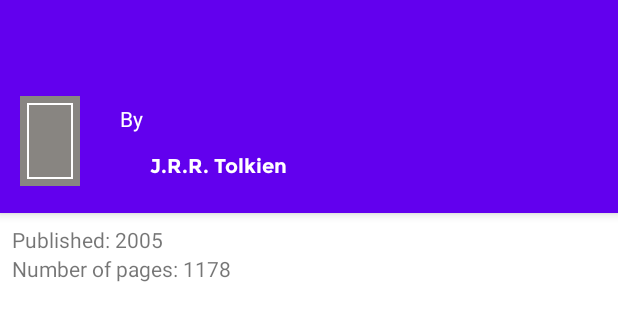
After one commit to Candy98/Book-Man-By-Sandy, an Android app: the layout fragment_book_details.xml on its own in the app's theme, with its tools: preview values and no code run, on a phone screen of 412 x 824 dp. The commit adds this screen. Shown: the top 321 px of the screen. Run offline under Robolectric (Android 15) with nearby library versions, the phone set to English and light mode, and no system bars.

Commit message:
Book details complete

```diff
--- /dev/null
+++ b/app/src/main/res/layout/fragment_book_details.xml
@@ -0,0 +1,106 @@
+<?xml version="1.0" encoding="utf-8"?>
+<androidx.coordinatorlayout.widget.CoordinatorLayout xmlns:android="http://schemas.android.com/apk/res/android"
+    xmlns:app="http://schemas.android.com/apk/res-auto"
+    xmlns:tools="http://schemas.android.com/tools"
+    android:layout_width="match_parent"
+    android:layout_height="match_parent"
+    tools:context=".ui.book_details.BookDetailsFragment">
+
+    <com.google.android.material.appbar.AppBarLayout
+        android:layout_width="match_parent"
+        android:layout_height="wrap_content">
+
+        <RelativeLayout
+            android:layout_width="match_parent"
+            android:layout_height="wrap_content"
+            android:theme="@style/AppTheme.AppBarOverlay">
+
+            <androidx.appcompat.widget.Toolbar
+                android:id="@+id/toolbar"
+                android:layout_width="match_parent"
+                android:layout_height="wrap_content"
+                android:theme="@style/AppTheme.AppBarOverlay"
+                app:layout_collapseMode="pin"
+                tools:title="The Lord of the Rings" />
+
+            <ImageView
+                android:id="@+id/ivCover"
+                android:layout_width="wrap_content"
+                android:layout_height="wrap_content"
+                android:layout_below="@id/toolbar"
+                android:layout_marginStart="@dimen/_10sdp"
+                android:layout_marginTop="8dp"
+                android:layout_marginEnd="@dimen/_10sdp"
+                android:contentDescription="@string/book_cover"
+                android:paddingBottom="@dimen/_5sdp"
+                android:scaleType="centerInside"
+                tools:src="@drawable/book_cover_missing" />
+
+            <TextView
+                android:id="@+id/tvAuthorsLabel"
+                style="@style/TextAppearance.AppBar"
+                android:layout_width="wrap_content"
+                android:layout_height="wrap_content"
+                android:layout_below="@id/toolbar"
+                android:layout_marginStart="@dimen/_10sdp"
+                android:layout_marginTop="@dimen/_10sdp"
+                android:layout_toEndOf="@+id/ivCover"
+                android:text="@string/by"
+                app:layout_constraintStart_toEndOf="@+id/ivCover"
+                app:layout_constraintTop_toBottomOf="@+id/toolbar" />
+
+            <androidx.recyclerview.widget.RecyclerView
+                android:id="@+id/rvAuthors"
+                android:layout_width="wrap_content"
+                android:layout_height="wrap_content"
+                android:layout_below="@+id/tvAuthorsLabel"
+                android:layout_alignStart="@+id/tvAuthorsLabel"
+                android:layout_alignParentEnd="true"
+                android:layout_marginStart="@dimen/_10sdp"
+                android:layout_marginTop="@dimen/_5sdp"
+                android:layout_marginEnd="@dimen/_5sdp"
+                android:nestedScrollingEnabled="false"
+                android:scrollbars="none"
+                app:layoutManager="androidx.recyclerview.widget.LinearLayoutManager"
+                tools:itemCount="1"
+                tools:listitem="@layout/item_author" />
+
+            <View
+                android:layout_width="wrap_content"
+                android:layout_height="16dp"
+                android:layout_below="@+id/rvAuthors" />
+
+        </RelativeLayout>
+
+    </com.google.android.material.appbar.AppBarLayout>
+
+    <androidx.core.widget.NestedScrollView
+        android:id="@+id/rvEditions"
+        android:layout_width="match_parent"
+        android:layout_height="match_parent"
+        app:layoutManager="LinearLayoutManager"
+        app:layout_behavior="@string/appbar_scrolling_view_behavior">
+
+        <LinearLayout
+            android:layout_width="match_parent"
+            android:layout_height="wrap_content"
+            android:orientation="vertical"
+            android:padding="8dp">
+
+            <TextView
+                android:id="@+id/tvPublishedYear"
+                android:layout_width="match_parent"
+                android:layout_height="wrap_content"
+                tools:text="Published: 2005" />
+
+            <TextView
+                android:id="@+id/tvNumberOfPages"
+                android:layout_width="match_parent"
+                android:layout_height="wrap_content"
+                tools:text="Number of pages: 1178" />
+
+        </LinearLayout>
+
+    </androidx.core.widget.NestedScrollView>
+
+</androidx.coordinatorlayout.widget.CoordinatorLayout>
--- a/app/src/main/res/layout/fragment_work_details.xml
+++ b/app/src/main/res/layout/fragment_work_details.xml
@@ -42,6 +42,8 @@
           android:layout_width="wrap_content"
           android:layout_height="wrap_content"
           android:layout_below="@id/toolbar"
+          android:textSize="@dimen/_12ssp"
+          android:fontFamily="@font/montserrat_regular"
           android:layout_marginStart="@dimen/_10sdp"
           android:layout_marginLeft="@dimen/_10sdp"
           android:layout_marginTop="@dimen/_5sdp"
@@ -71,6 +73,8 @@
           android:layout_width="match_parent"
           android:layout_height="wrap_content"
           android:layout_below="@+id/rvAuthors"
+          android:textSize="@dimen/_12ssp"
+          android:fontFamily="@font/montserrat_regular"
           android:layout_alignParentBottom="true"
           android:gravity="end"
           android:paddingStart="@dimen/_5sdp"
--- a/app/src/main/res/values/strings.xml
+++ b/app/src/main/res/values/strings.xml
@@ -17,4 +17,5 @@
     </plurals>
 
     <string name="published_year">Published: %1$s</string>
+    <string name="number_of_pages">Number of pages: %1$d</string>
 </resources>
```
Also changed, not shown: app/src/main/java/com/example/bookman/ui/book_details/BookDetailsFragment.kt (added, +64 -0 lines), app/src/main/java/com/example/bookman/ui/book_details/BookDetailsViewModel.kt (added, +31 -0 lines), app/src/main/java/com/example/bookman/ui/work_details/WorkDetailsFragment.kt (+6 -4 lines), app/src/main/res/navigation/nav_graph.xml (+10 -1 lines).
